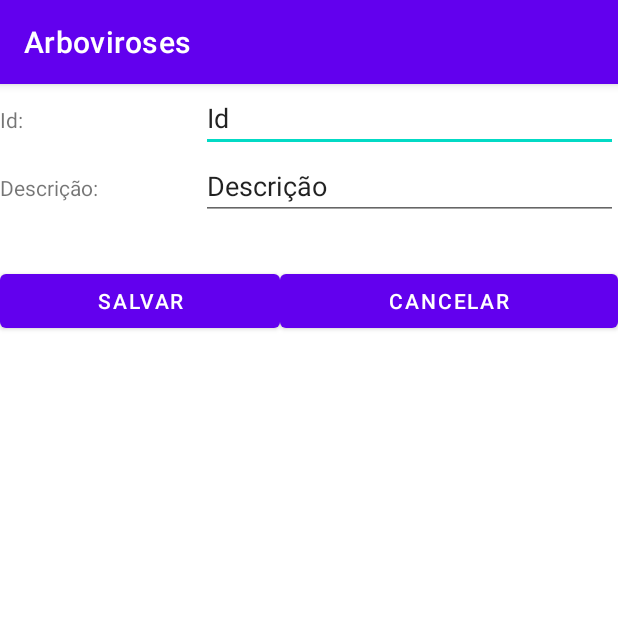
After one commit to DouglasLopesFarias/arboviroses, an Android app: the CadBairroActivity screen opened directly, with no data from a screen before it, on a phone screen of 412 x 824 dp, the top half of it. The commit adds this screen. Run offline under Robolectric (Android 15) with nearby library versions, the phone set to English and light mode, and no system bars.

Commit message:
inclusao cad bairro

```diff
--- a/app/src/main/AndroidManifest.xml
+++ b/app/src/main/AndroidManifest.xml
@@ -10,6 +10,12 @@
         android:supportsRtl="true"
         android:theme="@style/Theme.Arboviroses">
         <activity
+            android:name=".view.CadBairroActivity"
+            android:exported="false" />
+        <activity
+            android:name=".view.ListaBairroActivity"
+            android:exported="false" />
+        <activity
             android:name=".MainActivity"
             android:exported="true">
             <intent-filter>
--- /dev/null
+++ b/app/src/main/java/br/uninga/utils/TagForm.java
@@ -0,0 +1,5 @@
+package br.uninga.utils;
+
+public enum TagForm {
+    I,A;
+}
--- /dev/null
+++ b/app/src/main/java/br/uninga/view/CadBairroActivity.java
@@ -0,0 +1,62 @@
+package br.uninga.view;
+
+import androidx.appcompat.app.AppCompatActivity;
+
+import android.os.Bundle;
+import android.util.Log;
+import android.view.View;
+import android.widget.Button;
+import android.widget.EditText;
+
+import br.uninga.R;
+import br.uninga.model.Bairro;
+import br.uninga.repository.BairroRepository;
+import br.uninga.utils.TagForm;
+
+public class CadBairroActivity extends AppCompatActivity {
+
+
+    Button btnSalvar;
+    EditText edtId;
+    EditText edtDescricao;
+    public static TagForm tagForm;
+    public static Bairro bairro;
+    @Override
+    protected void onCreate(Bundle savedInstanceState) {
+        super.onCreate(savedInstanceState);
+        setContentView(R.layout.activity_cad_bairro);
+
+        edtId         = findViewById(R.id.edtIdBairroCad);
+        edtDescricao  = findViewById(R.id.edtDescricaoBairroCad);
+
+        btnSalvar = findViewById(R.id.btnSalvar);
+        btnSalvar.setOnClickListener(new View.OnClickListener(){
+            @Override
+            public void onClick(View v) {
+                Log.e("Id: ", edtId.getText().toString());
+                Log.e("Descrição: ", edtDescricao.getText().toString());
+                Bairro bairro = new Bairro();
+                bairro.setId(edtId.getText().toString());
+                bairro.setDescricao(edtDescricao.getText().toString());
+                BairroRepository bairroRepository = BairroRepository.getInstance(CadBairroActivity.this);
+                if(tagForm == TagForm.I){
+                    bairroRepository.inserir(bairro);
+                }else{
+                    bairroRepository.alterar(bairro);
+                }
+                finish();
+            }
+        });
+
+        if (tagForm == TagForm.A){
+            preencheCampos();
+        }
+
+
+    }
+
+    public void preencheCampos(){
+        edtId.setText( String.valueOf(bairro.getId()));
+        edtDescricao.setText(bairro.getDescricao());
+    }
+}
--- /dev/null
+++ b/app/src/main/res/layout/activity_cad_bairro.xml
@@ -0,0 +1,80 @@
+<?xml version="1.0" encoding="utf-8"?>
+<androidx.constraintlayout.widget.ConstraintLayout xmlns:android="http://schemas.android.com/apk/res/android"
+    xmlns:app="http://schemas.android.com/apk/res-auto"
+    xmlns:tools="http://schemas.android.com/tools"
+    android:layout_width="match_parent"
+    android:layout_height="match_parent"
+    tools:context=".view.CadBairroActivity">
+
+    <LinearLayout
+        android:layout_width="match_parent"
+        android:layout_height="match_parent"
+        android:orientation="vertical">
+
+        <LinearLayout
+            android:layout_width="match_parent"
+            android:layout_height="wrap_content"
+            android:orientation="horizontal">
+
+            <TextView
+                android:id="@+id/textView2"
+                android:layout_width="70dp"
+                android:layout_height="wrap_content"
+                android:layout_weight="1"
+                android:text="Id:" />
+
+            <EditText
+                android:id="@+id/edtIdBairroCad"
+                android:layout_width="wrap_content"
+                android:layout_height="wrap_content"
+                android:layout_weight="1"
+                android:ems="10"
+                android:inputType="textPersonName"
+                android:text="Id" />
+
+        </LinearLayout>
+
+        <LinearLayout
+            android:layout_width="match_parent"
+            android:layout_height="75dp"
+            android:orientation="horizontal">
+
+            <TextView
+                android:id="@+id/textView4"
+                android:layout_width="70dp"
+                android:layout_height="wrap_content"
+                android:layout_weight="1"
+                android:text="Descrição:" />
+
+            <EditText
+                android:id="@+id/edtDescricaoBairroCad"
+                android:layout_width="wrap_content"
+                android:layout_height="wrap_content"
+                android:layout_weight="1"
+                android:ems="10"
+                android:inputType="textPersonName"
+                android:text="Descrição" />
+        </LinearLayout>
+
+        <LinearLayout
+            android:layout_width="match_parent"
+            android:layout_height="61dp"
+            android:orientation="horizontal">
+
+            <Button
+                android:id="@+id/btnSalvar"
+                android:layout_width="74dp"
+                android:layout_height="wrap_content"
+                android:layout_weight="1"
+                android:text="Salvar" />
+
+            <Button
+                android:id="@+id/btnCancelar"
+                android:layout_width="wrap_content"
+                android:layout_height="wrap_content"
+                android:layout_weight="1"
+                android:text="Cancelar" />
+        </LinearLayout>
+    </LinearLayout>
+
+</androidx.constraintlayout.widget.ConstraintLayout>
```
Also changed, not shown: app/src/main/java/br/uninga/MainActivity.java (+17 -0 lines), app/src/main/java/br/uninga/adapters/BairroAdapter.java (added, +41 -0 lines), app/src/main/java/br/uninga/db/DB.java (added, +29 -0 lines), app/src/main/java/br/uninga/interfaces/IPadraoRepository.java (added, +17 -0 lines), app/src/main/java/br/uninga/model/Bairro.java (added, +41 -0 lines), app/src/main/java/br/uninga/repository/BairroRepository.java (added, +102 -0 lines), app/src/main/java/br/uninga/view/ListaBairroActivity.java (added, +97 -0 lines), app/src/main/res/layout/activity_lista_bairro.xml (added, +83 -0 lines), app/src/main/res/layout/activity_main.xml (+47 -8 lines), app/src/main/res/layout/lista_bairros.xml (added, +52 -0 lines).
